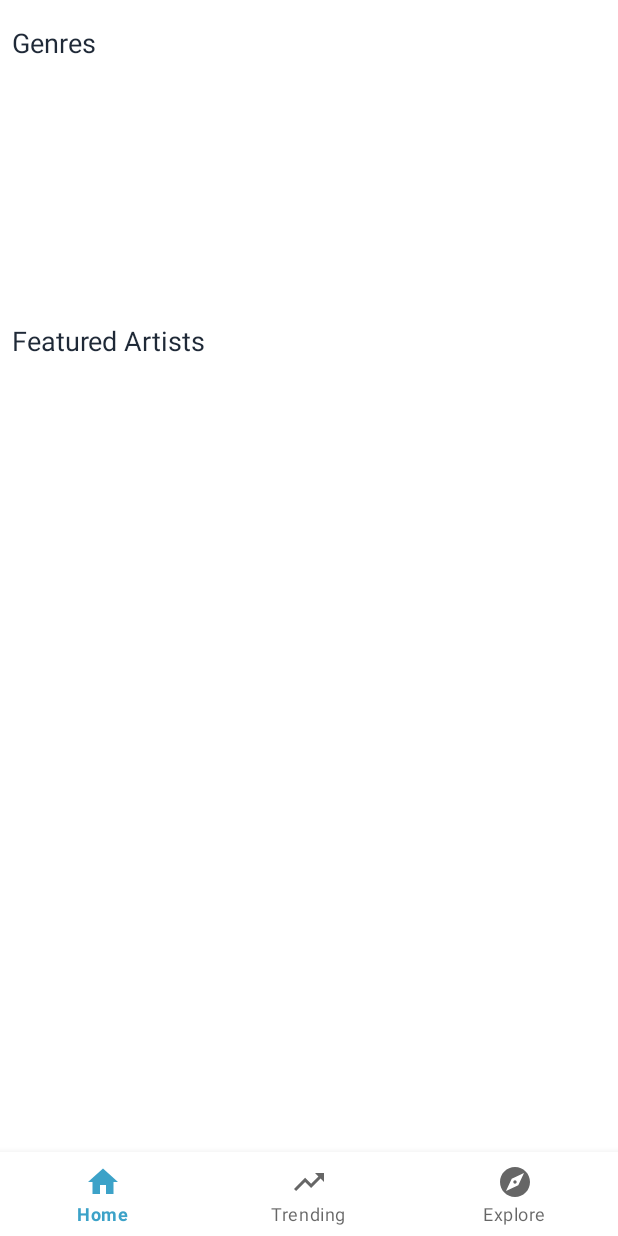
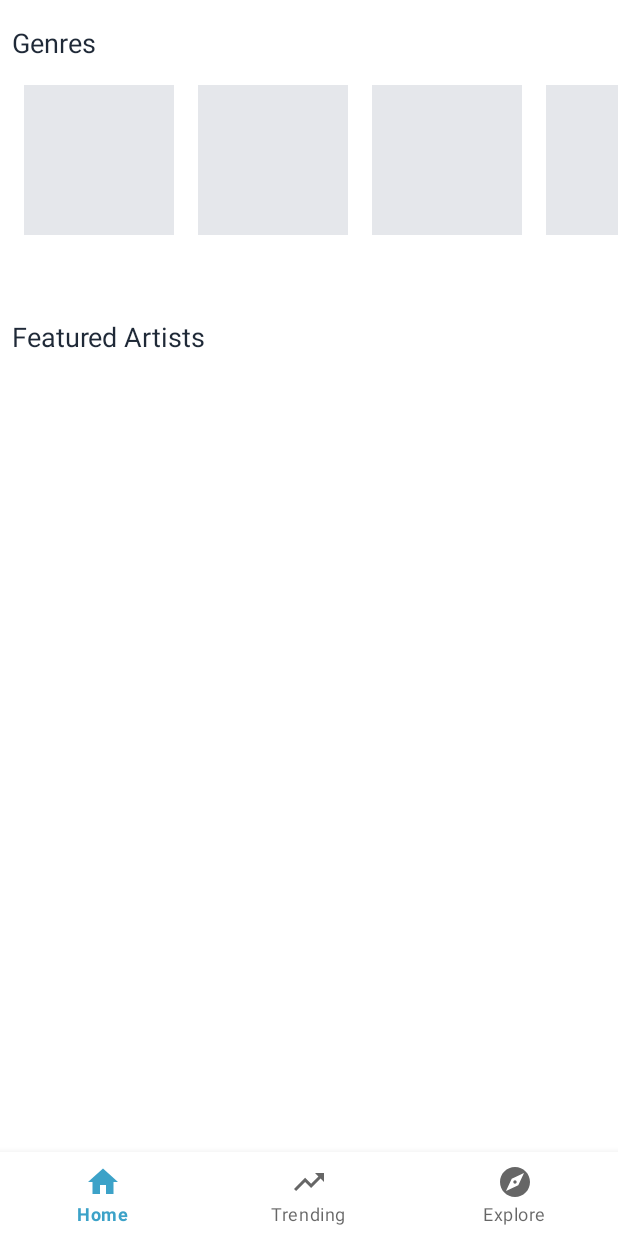
Before and after one commit to bishal5917/GeetSunam, an Android app built with Jetpack Compose: the HomeFragment screen opened directly, with no data from a screen before it, on a phone screen of 412 x 824 dp. Run offline under Robolectric (Android 15) with nearby library versions, the phone set to English and light mode, and no system bars; our stand-ins replace Dagger/Hilt's generated code, Shimmer, data binding, navigation-ui.

Commit message:
shimmer added on recyclerview

```diff
--- a/app/build.gradle.kts
+++ b/app/build.gradle.kts
@@ -95,4 +95,7 @@ dependencies {
 
     // Gson
     implementation("com.google.code.gson:gson:2.8.6")
+
+    // Shimmer
+    implementation("com.facebook.shimmer:shimmer:0.5.0")
 }
--- a/app/src/main/java/com/example/geetsunam/features/presentation/home/HomeFragment.kt
+++ b/app/src/main/java/com/example/geetsunam/features/presentation/home/HomeFragment.kt
@@ -15,6 +15,7 @@ import com.example.geetsunam.features.presentation.home.genres.viewmodel.GenreSt
 import com.example.geetsunam.features.presentation.home.genres.viewmodel.GenreViewModel
 import com.example.geetsunam.features.presentation.splash.viewmodel.SplashViewModel
 import com.example.geetsunam.utils.CustomToast
+import com.facebook.shimmer.ShimmerFrameLayout
 import dagger.hilt.android.AndroidEntryPoint
 import javax.inject.Inject
 
@@ -52,15 +53,25 @@ class HomeFragment : Fragment() {
     }
 
     private fun requestApi() {
-        genreViewModel.onEvent(GenreEvent.GetGenre(splashViewModel.userIdFlow.value))
+        //find recyclerview and shimmerview
+        val recyclerView = gview.findViewById<RecyclerView>(R.id.rvGenre)
+        val shimmerView = gview.findViewById<ShimmerFrameLayout>(R.id.shlGenre)
+
         genreViewModel.genreState.observe(viewLifecycleOwner) { response ->
+            if (response.status == GenreState.GenreStatus.IDLE) {
+                genreViewModel.onEvent(GenreEvent.GetGenre(splashViewModel.userIdFlow.value))
+            }
             if (response.status == GenreState.GenreStatus.LOADING) {
-                //show shimmer
+                recyclerView.visibility = View.GONE
+                shimmerView.visibility = View.VISIBLE
             }
             if (response.status == GenreState.GenreStatus.SUCCESS) {
                 response.genres?.let { genreAdapter.setData(response.genres.genres as List<GenreResponseModel.Data.Genre>) }
+                recyclerView.visibility = View.VISIBLE
+                shimmerView.visibility = View.GONE
             }
             if (response.status == GenreState.GenreStatus.FAILED) {
+                recyclerView.visibility = View.GONE
                 CustomToast.showToast(context = requireContext(), "${response.message}")
             }
         }
--- a/app/src/main/res/layout/fragment_home.xml
+++ b/app/src/main/res/layout/fragment_home.xml
@@ -21,6 +21,30 @@
         app:layout_constraintStart_toStartOf="parent"
         app:layout_constraintTop_toTopOf="parent" />
 
+    <com.facebook.shimmer.ShimmerFrameLayout
+        android:id="@+id/shlGenre"
+        android:layout_width="0dp"
+        android:layout_height="150dp"
+        app:layout_constraintEnd_toEndOf="parent"
+        app:layout_constraintStart_toStartOf="parent"
+        app:layout_constraintTop_toBottomOf="@+id/tvGenres">
+
+        <LinearLayout
+            android:layout_width="match_parent"
+            android:layout_height="match_parent"
+            android:orientation="horizontal">
+
+            <include layout="@layout/placeholder_horizontal" />
+
+            <include layout="@layout/placeholder_horizontal" />
+
+            <include layout="@layout/placeholder_horizontal" />
+
+            <include layout="@layout/placeholder_horizontal" />
+        </LinearLayout>
+
+    </com.facebook.shimmer.ShimmerFrameLayout>
+
     <androidx.recyclerview.widget.RecyclerView
         android:id="@+id/rvGenre"
         android:layout_width="0dp"
@@ -38,12 +62,13 @@
         android:layout_width="0dp"
         android:layout_height="wrap_content"
         android:layout_marginStart="8dp"
-        android:layout_marginTop="16dp"
+        android:layout_marginTop="212dp"
         android:layout_marginEnd="8dp"
         android:text="@string/featured_artists"
         android:textColor="@color/neutral_800"
         android:textSize="18sp"
         app:layout_constraintEnd_toEndOf="parent"
+        app:layout_constraintHorizontal_bias="0.0"
         app:layout_constraintStart_toStartOf="parent"
-        app:layout_constraintTop_toBottomOf="@+id/rvGenre" />
+        app:layout_constraintTop_toTopOf="parent" />
 </androidx.constraintlayout.widget.ConstraintLayout>
--- a/app/src/main/res/layout/genre_card.xml
+++ b/app/src/main/res/layout/genre_card.xml
@@ -4,7 +4,6 @@
     xmlns:tools="http://schemas.android.com/tools">
 
     <data>
-
         <variable
             name="result"
             type="com.example.geetsunam.features.data.models.genres.GenreResponseModel.Data.Genre" />
@@ -21,6 +20,7 @@
             android:layout_height="100dp"
             android:layout_marginStart="16dp"
             android:layout_marginTop="16dp"
+            android:scaleType="centerCrop"
             app:layout_constraintStart_toStartOf="parent"
             app:layout_constraintTop_toTopOf="parent"
             app:shapeAppearanceOverlay="@style/circular"
--- /dev/null
+++ b/app/src/main/res/layout/placeholder_horizontal.xml
@@ -0,0 +1,17 @@
+<?xml version="1.0" encoding="utf-8"?>
+<androidx.constraintlayout.widget.ConstraintLayout xmlns:android="http://schemas.android.com/apk/res/android"
+    xmlns:app="http://schemas.android.com/apk/res-auto"
+    xmlns:tools="http://schemas.android.com/tools"
+    android:layout_width="wrap_content"
+    android:layout_height="wrap_content">
+
+    <View
+        android:id="@+id/view"
+        android:layout_width="100dp"
+        android:layout_height="100dp"
+        android:layout_marginStart="16dp"
+        android:layout_marginTop="16dp"
+        android:background="@color/neutral_200"
+        app:layout_constraintStart_toStartOf="parent"
+        app:layout_constraintTop_toTopOf="parent" />
+</androidx.constraintlayout.widget.ConstraintLayout>
```
